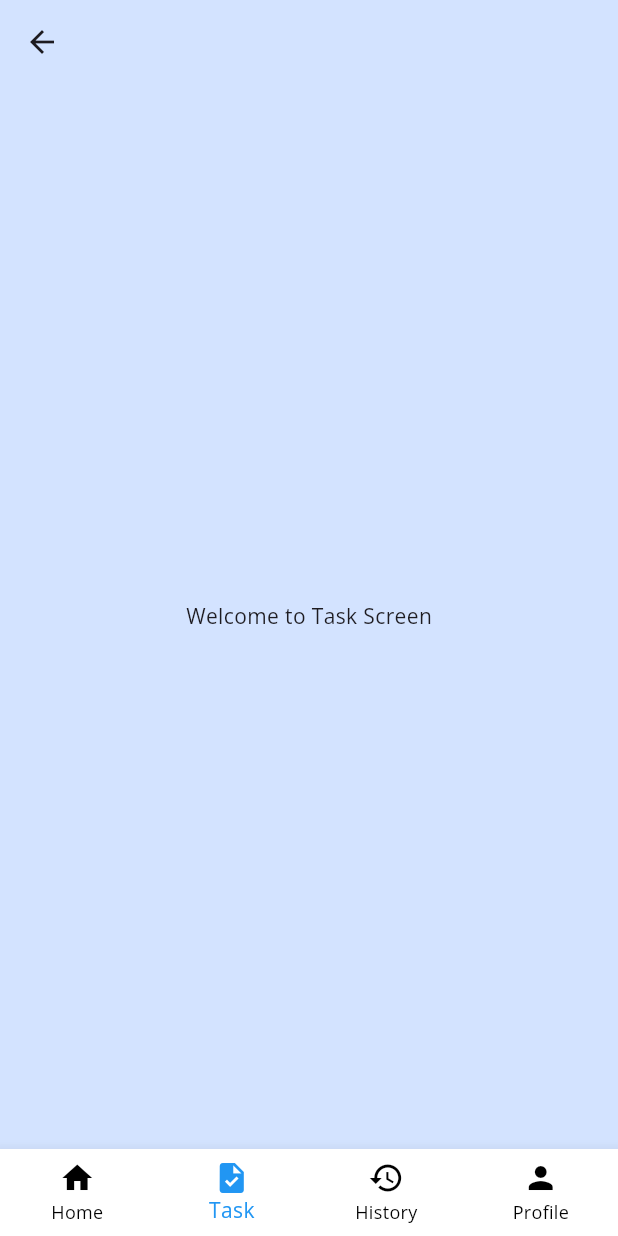
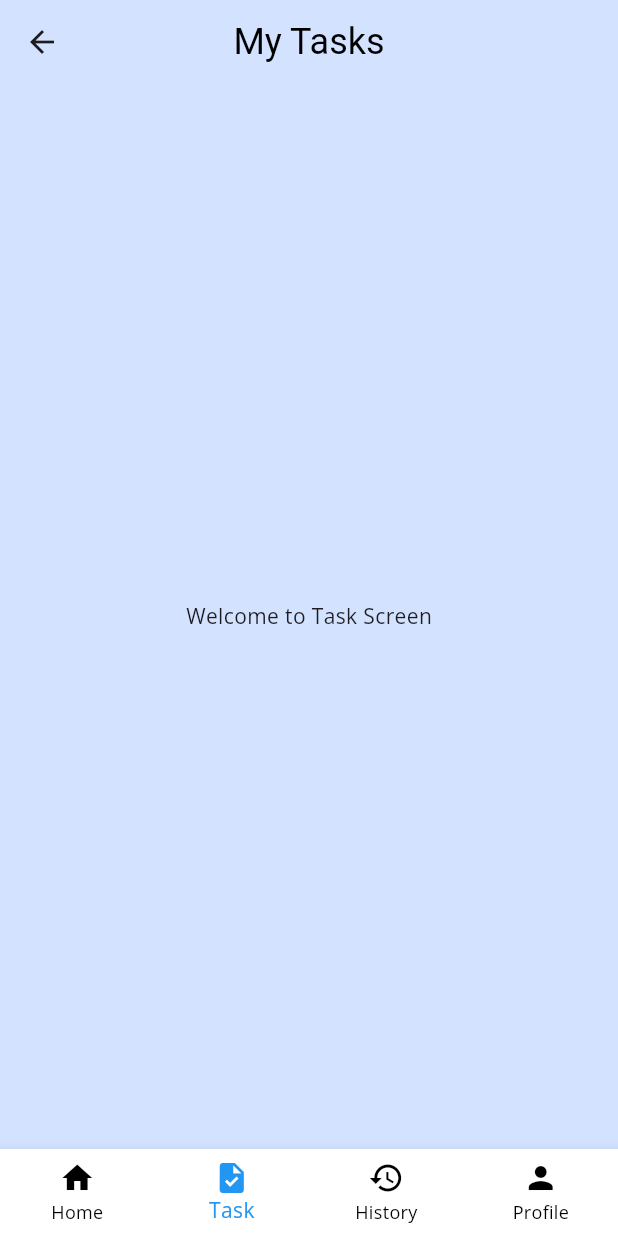
Before and after one commit to arunaguragain/aashwaas, a Flutter app: the VolunteerHomeScreen screen opened directly, item 2 of the bottom bar chosen, on a phone screen of 412 x 824 dp. Run offline on Flutter 3.47's test engine with Material 3 defaults, Android fonts, the phone set to English and light mode, and no system bars; our stand-ins replace font_awesome_flutter.

Commit message:
added appbar to each bottom screen of volunteer

```diff
--- a/lib/screens/volunteer_home_screen.dart
+++ b/lib/screens/volunteer_home_screen.dart
@@ -24,7 +24,12 @@ class _VolunteerHomeScreenState extends State<VolunteerHomeScreen> {
   @override
   Widget build(BuildContext context) {
     return Scaffold(
-      appBar: AppBar(),
+      appBar: AppBar(title: Text(
+        _selectedIndex == 0? ''
+        :_selectedIndex == 1 ? 'My Tasks'
+        :_selectedIndex == 2 ? 'Task History'
+        : 'My Profile'),
+      ),
       body: lstBottomScreen[_selectedIndex],
       bottomNavigationBar: BottomNavigationBar(
         type: BottomNavigationBarType.fixed,
```
